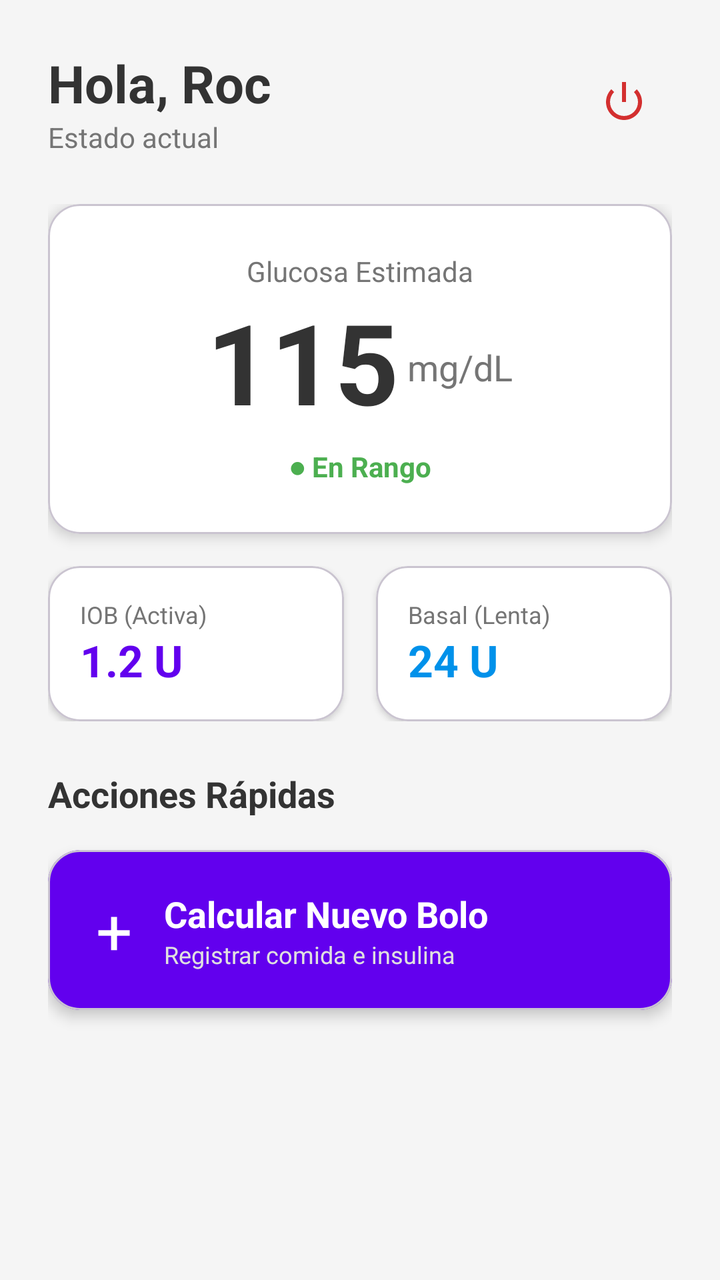
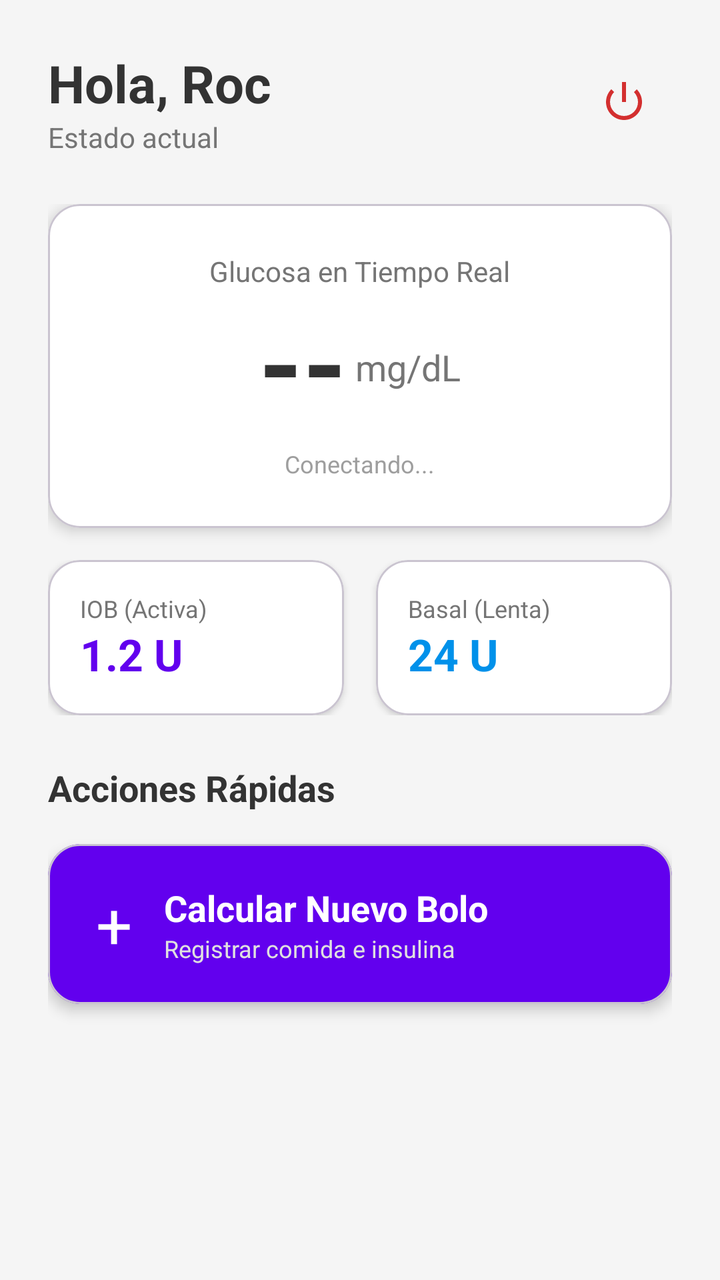

Before-and-after screenshots of an Android layout around one commit, followed by the original layout XML and the change that was made.
<!-- AndroidManifest.xml: application theme Theme.TFGDIABETESAPP -->
<!-- res/layout/fragment_home.xml -->
<?xml version="1.0" encoding="utf-8"?>
<androidx.constraintlayout.widget.ConstraintLayout xmlns:android="http://schemas.android.com/apk/res/android"
    xmlns:app="http://schemas.android.com/apk/res-auto"
    xmlns:tools="http://schemas.android.com/tools"
    android:id="@+id/main"
    android:layout_width="match_parent"
    android:layout_height="match_parent"
    android:background="#F5F5F5"
    tools:context=".MainActivity">

    <LinearLayout
        android:id="@+id/headerLayout"
        android:layout_width="match_parent"
        android:layout_height="wrap_content"
        android:orientation="horizontal"
        android:padding="24dp"
        android:gravity="center_vertical"
        app:layout_constraintTop_toTopOf="parent">

        <LinearLayout
            android:layout_width="0dp"
            android:layout_height="wrap_content"
            android:layout_weight="1"
            android:orientation="vertical">

            <TextView
                android:layout_width="wrap_content"
                android:layout_height="wrap_content"
                android:text="Hola, Roc"
                android:textSize="26sp"
                android:textStyle="bold"
                android:textColor="#333333"/>

            <TextView
                android:layout_width="wrap_content"
                android:layout_height="wrap_content"
                android:text="Estado actual"
                android:textSize="14sp"
                android:textColor="#757575"/>
        </LinearLayout>

        <ImageButton
            android:id="@+id/btnLogout"
            android:layout_width="48dp"
            android:layout_height="48dp"
            android:background="?attr/selectableItemBackgroundBorderless"
            android:src="@android:drawable/ic_lock_power_off"
            app:tint="#D32F2F"
            android:contentDescription="Cerrar Sesión" />
    </LinearLayout>

    <ScrollView
        android:layout_width="match_parent"
        android:layout_height="0dp"
        app:layout_constraintBottom_toBottomOf="parent"
        app:layout_constraintTop_toBottomOf="@id/headerLayout">

        <LinearLayout
            android:layout_width="match_parent"
            android:layout_height="wrap_content"
            android:orientation="vertical"
            android:paddingHorizontal="24dp"
            android:paddingBottom="24dp">

            <com.google.android.material.card.MaterialCardView
                android:layout_width="match_parent"
                android:layout_height="wrap_content"
                app:cardCornerRadius="16dp"
                app:cardElevation="4dp"
                app:cardBackgroundColor="#FFFFFF"
                android:layout_marginBottom="16dp">

                <LinearLayout
                    android:layout_width="match_parent"
                    android:layout_height="wrap_content"
                    android:orientation="vertical"
                    android:padding="24dp"
                    android:gravity="center">

                    <TextView
                        android:layout_width="wrap_content"
                        android:layout_height="wrap_content"
                        android:text="Glucosa Estimada"
                        android:textColor="#757575"
                        android:textSize="14sp"/>

                    <LinearLayout
                        android:layout_width="wrap_content"
                        android:layout_height="wrap_content"
                        android:orientation="horizontal"
                        android:gravity="bottom">

                        <TextView
                            android:id="@+id/tvGlucosaMain"
                            android:layout_width="wrap_content"
                            android:layout_height="wrap_content"
                            android:text="115"
                            android:textColor="#333333"
                            android:textSize="56sp"
                            android:textStyle="bold"/>

                        <TextView
                            android:layout_width="wrap_content"
                            android:layout_height="wrap_content"
                            android:text=" mg/dL"
                            android:textColor="#757575"
                            android:textSize="18sp"
                            android:layout_marginBottom="12dp"/>
                    </LinearLayout>

                    <TextView
                        android:layout_width="wrap_content"
                        android:layout_height="wrap_content"
                        android:text="● En Rango"
                        android:textColor="#4CAF50"
                        android:textStyle="bold"
                        android:layout_marginTop="4dp"/>
                </LinearLayout>
            </com.google.android.material.card.MaterialCardView>

            <LinearLayout
                android:layout_width="match_parent"
                android:layout_height="wrap_content"
                android:orientation="horizontal"
                android:layout_marginBottom="24dp">

                <com.google.android.material.card.MaterialCardView
                    android:layout_width="0dp"
                    android:layout_height="wrap_content"
                    android:layout_weight="1"
                    app:cardCornerRadius="16dp"
                    app:cardElevation="2dp"
                    app:cardBackgroundColor="#FFFFFF"
                    android:layout_marginEnd="8dp">

                    <LinearLayout
                        android:layout_width="match_parent"
                        android:layout_height="wrap_content"
                        android:orientation="vertical"
                        android:padding="16dp">

                        <TextView
                            android:layout_width="wrap_content"
                            android:layout_height="wrap_content"
                            android:text="IOB (Activa)"
                            android:textSize="12sp"
                            android:textColor="#757575"/>

                        <TextView
                            android:id="@+id/tvIOB"
                            android:layout_width="wrap_content"
                            android:layout_height="wrap_content"
                            android:text="1.2 U"
                            android:textSize="22sp"
                            android:textStyle="bold"
                            android:textColor="#6200EE"/>
                    </LinearLayout>
                </com.google.android.material.card.MaterialCardView>

                <com.google.android.material.card.MaterialCardView
                    android:layout_width="0dp"
                    android:layout_height="wrap_content"
                    android:layout_weight="1"
                    app:cardCornerRadius="16dp"
                    app:cardElevation="2dp"
                    app:cardBackgroundColor="#FFFFFF"
                    android:layout_marginStart="8dp">

                    <LinearLayout
                        android:layout_width="match_parent"
                        android:layout_height="wrap_content"
                        android:orientation="vertical"
                        android:padding="16dp">

                        <TextView
                            android:layout_width="wrap_content"
                            android:layout_height="wrap_content"
                            android:text="Basal (Lenta)"
                            android:textSize="12sp"
                            android:textColor="#757575"/>

                        <TextView
                            android:layout_width="wrap_content"
                            android:layout_height="wrap_content"
                            android:text="24 U"
                            android:textSize="22sp"
                            android:textStyle="bold"
                            android:textColor="#0091EA"/>
                    </LinearLayout>
                </com.google.android.material.card.MaterialCardView>
            </LinearLayout>

            <TextView
                android:layout_width="wrap_content"
                android:layout_height="wrap_content"
                android:text="Acciones Rápidas"
                android:textSize="18sp"
                android:textStyle="bold"
                android:textColor="#333333"
                android:layout_marginBottom="16dp"/>

            <com.google.android.material.card.MaterialCardView
                android:id="@+id/cardNewBolo"
                android:layout_width="match_parent"
                android:layout_height="80dp"
                app:cardCornerRadius="16dp"
                app:cardElevation="4dp"
                app:cardBackgroundColor="#6200EE"
                android:clickable="true"
                android:focusable="true"
                android:layout_marginBottom="16dp">

                <LinearLayout
                    android:layout_width="match_parent"
                    android:layout_height="match_parent"
                    android:gravity="center_vertical"
                    android:paddingHorizontal="24dp">

                    <TextView
                        android:layout_width="wrap_content"
                        android:layout_height="wrap_content"
                        android:text="+"
                        android:textSize="32sp"
                        android:textColor="#FFFFFF"
                        android:layout_marginEnd="16dp"/>

                    <LinearLayout
                        android:layout_width="wrap_content"
                        android:layout_height="wrap_content"
                        android:orientation="vertical">
                        <TextView
                            android:layout_width="wrap_content"
                            android:layout_height="wrap_content"
                            android:text="Calcular Nuevo Bolo"
                            android:textColor="#FFFFFF"
                            android:textStyle="bold"
                            android:textSize="18sp"/>
                        <TextView
                            android:layout_width="wrap_content"
                            android:layout_height="wrap_content"
                            android:text="Registrar comida e insulina"
                            android:textColor="#E0E0E0"
                            android:textSize="12sp"/>
                    </LinearLayout>
                </LinearLayout>




            </com.google.android.material.card.MaterialCardView>

        </LinearLayout>
    </ScrollView>
</androidx.constraintlayout.widget.ConstraintLayout>
<!-- resources referenced by this layout -->
<resources>
  <style name="Theme.TFGDIABETESAPP" parent="Base.Theme.TFGDIABETESAPP" />
  <style name="Base.Theme.TFGDIABETESAPP" parent="Theme.Material3.DayNight.NoActionBar">
          
          
      </style>
</resources>

<!-- the commit's change to res/layout/fragment_home.xml (unified diff, before → after) -->
@@ -77,12 +77,26 @@
                     android:padding="24dp"
                     android:gravity="center">
 
-                    <TextView
-                        android:layout_width="wrap_content"
-                        android:layout_height="wrap_content"
-                        android:text="Glucosa Estimada"
-                        android:textColor="#757575"
-                        android:textSize="14sp"/>
+                    <LinearLayout
+                        android:layout_width="wrap_content"
+                        android:layout_height="wrap_content"
+                        android:orientation="horizontal"
+                        android:gravity="center_vertical">
+
+                        <TextView
+                            android:layout_width="wrap_content"
+                            android:layout_height="wrap_content"
+                            android:text="Glucosa en Tiempo Real"
+                            android:textColor="#757575"
+                            android:textSize="14sp"/>
+
+                        <ProgressBar
+                            android:id="@+id/pbGlucoseLoading"
+                            android:layout_width="18dp"
+                            android:layout_height="18dp"
+                            android:layout_marginStart="8dp"
+                            android:visibility="gone"/>
+                    </LinearLayout>
 
                     <LinearLayout
                         android:layout_width="wrap_content"
@@ -94,7 +108,7 @@
                             android:id="@+id/tvGlucosaMain"
                             android:layout_width="wrap_content"
                             android:layout_height="wrap_content"
-                            android:text="115"
+                            android:text="--"
                             android:textColor="#333333"
                             android:textSize="56sp"
                             android:textStyle="bold"/>
@@ -109,11 +123,12 @@
                     </LinearLayout>
 
                     <TextView
-                        android:layout_width="wrap_content"
-                        android:layout_height="wrap_content"
-                        android:text="● En Rango"
-                        android:textColor="#4CAF50"
-                        android:textStyle="bold"
+                        android:id="@+id/tvLastUpdated"
+                        android:layout_width="wrap_content"
+                        android:layout_height="wrap_content"
+                        android:text="Conectando..."
+                        android:textColor="#9E9E9E"
+                        android:textSize="12sp"
                         android:layout_marginTop="4dp"/>
                 </LinearLayout>
             </com.google.android.material.card.MaterialCardView>
